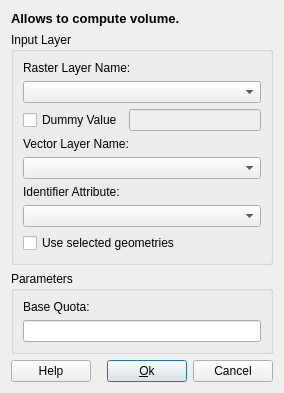
This is src/terralib/mnt/qt/ui/VolumeDialogForm.ui in claudiobogossian/terralib5 as Qt 5 draws it before an edit. The edited form follows.
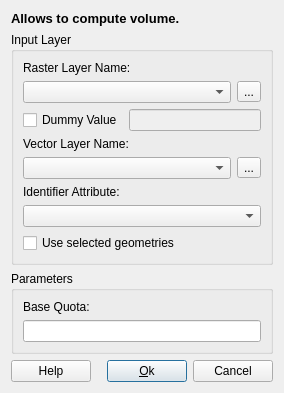
This is the edited form. Custom widgets are drawn as their Qt base class.

The edit to the form file:
```diff
--- a/src/terralib/mnt/qt/ui/VolumeDialogForm.ui
+++ b/src/terralib/mnt/qt/ui/VolumeDialogForm.ui
@@ -45,7 +45,18 @@
        </widget>
       </item>
       <item>
-       <widget class="QComboBox" name="m_rasterlayersComboBox"/>
+       <layout class="QHBoxLayout" name="horizontalLayout">
+        <item>
+         <widget class="QComboBox" name="m_rasterlayersComboBox"/>
+        </item>
+        <item>
+         <widget class="QToolButton" name="m_rasterSearchToolButton">
+          <property name="text">
+           <string>...</string>
+          </property>
+         </widget>
+        </item>
+       </layout>
       </item>
       <item>
        <layout class="QHBoxLayout" name="horizontalLayout_4">
@@ -73,7 +84,18 @@
        </widget>
       </item>
       <item>
-       <widget class="QComboBox" name="m_vectorlayersComboBox"/>
+       <layout class="QHBoxLayout" name="horizontalLayout_2">
+        <item>
+         <widget class="QComboBox" name="m_vectorlayersComboBox"/>
+        </item>
+        <item>
+         <widget class="QToolButton" name="m_vectorSearchToolButton">
+          <property name="text">
+           <string>...</string>
+          </property>
+         </widget>
+        </item>
+       </layout>
       </item>
       <item>
        <widget class="QLabel" name="m_attributeLabel">
```
